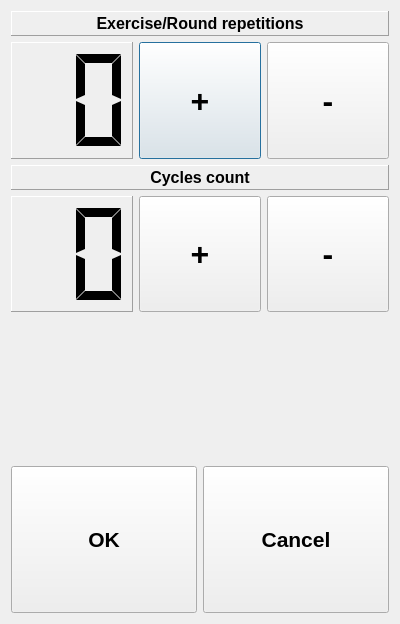
This is SimpleTrainingTimer/qrepetchangedlg.ui in Myzhar/SimpleTrainingTimer as Qt 5 draws it before an edit. The edited form follows.
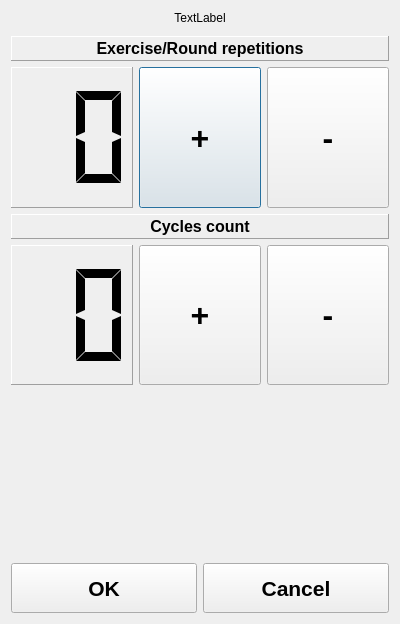
This is the edited form.

Commit message:
Resolved issues with label sizes
/ Resolved issues with label sizes on smallest Android Displays
/ Added about information dialog
/ minor bugs fixed

Diff of the .ui file:
```diff
--- a/SimpleTrainingTimer/qrepetchangedlg.ui
+++ b/SimpleTrainingTimer/qrepetchangedlg.ui
@@ -14,6 +14,32 @@
    <string>Dialog</string>
   </property>
   <layout class="QVBoxLayout" name="verticalLayout_5">
+   <item>
+    <widget class="QLabel" name="label_title">
+     <property name="text">
+      <string>TextLabel</string>
+     </property>
+     <property name="alignment">
+      <set>Qt::AlignCenter</set>
+     </property>
+    </widget>
+   </item>
+   <item>
+    <spacer name="verticalSpacer_2">
+     <property name="orientation">
+      <enum>Qt::Vertical</enum>
+     </property>
+     <property name="sizeType">
+      <enum>QSizePolicy::Maximum</enum>
+     </property>
+     <property name="sizeHint" stdset="0">
+      <size>
+       <width>20</width>
+       <height>5</height>
+      </size>
+     </property>
+    </spacer>
+   </item>
    <item>
     <layout class="QVBoxLayout" name="verticalLayout_4">
      <item>
@@ -276,7 +302,7 @@
      <item>
       <widget class="QPushButton" name="pushButton_ok_2">
        <property name="sizePolicy">
-        <sizepolicy hsizetype="MinimumExpanding" vsizetype="MinimumExpanding">
+        <sizepolicy hsizetype="MinimumExpanding" vsizetype="Preferred">
          <horstretch>0</horstretch>
          <verstretch>0</verstretch>
         </sizepolicy>
@@ -302,7 +328,7 @@
      <item>
       <widget class="QPushButton" name="pushButton_cancel_2">
        <property name="sizePolicy">
-        <sizepolicy hsizetype="MinimumExpanding" vsizetype="MinimumExpanding">
+        <sizepolicy hsizetype="MinimumExpanding" vsizetype="Preferred">
          <horstretch>0</horstretch>
          <verstretch>0</verstretch>
         </sizepolicy>
```
The commit also changes 16 other files.
